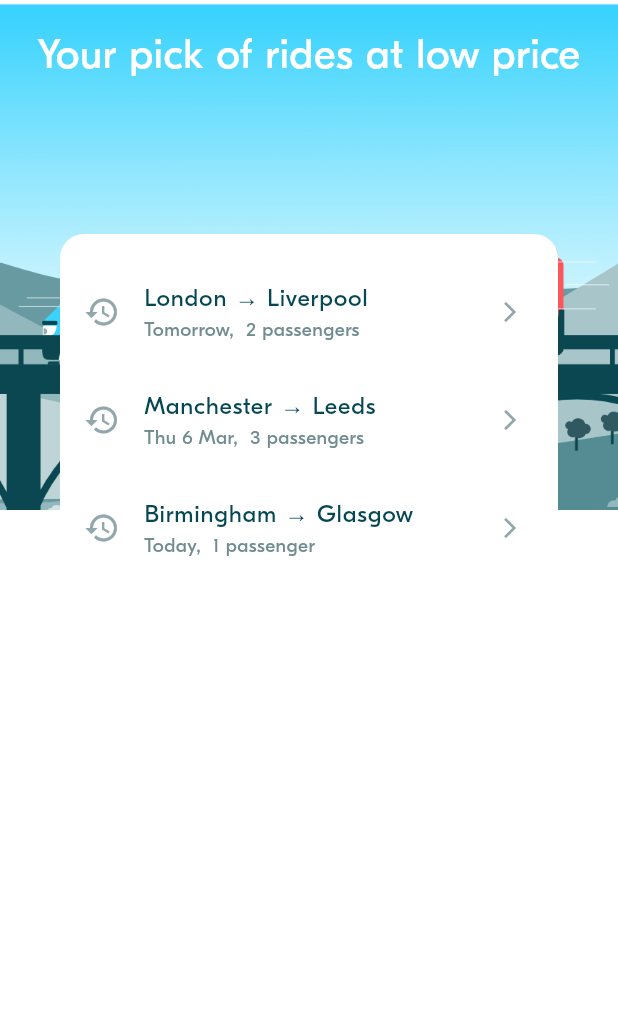
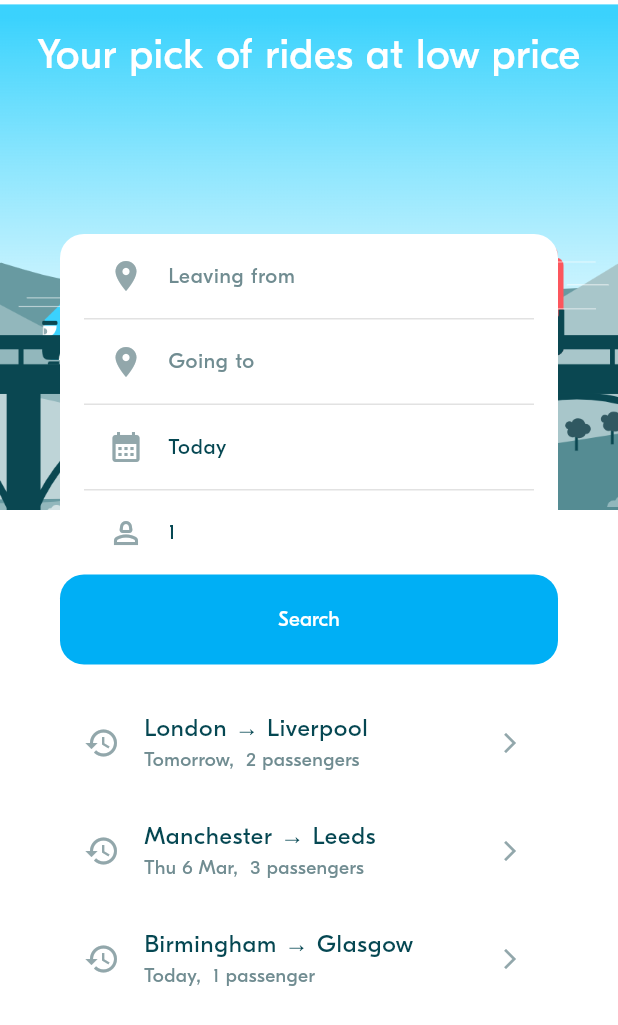
Before and after one commit to ViiSall/BlaBlaCar-Project, a Flutter app: the screen it shows after launch, on a phone screen of 412 x 824 dp. Shown: the top 1025 px of the screen. Run offline on Flutter 3.47's test engine with Material 3 defaults, Android fonts, the phone set to English and light mode, and no system bars; project files that could hold a hidden picture were left out.

Commit message:
BLA-004 - Implement Ride Preferences Form

```diff
--- a/lib/model/ride/locations.dart
+++ b/lib/model/ride/locations.dart
@@ -19,6 +19,11 @@
   final Country country;
 
   const Location({required this.name, required this.country});
+
+  // Copy constructor
+  Location.copy(Location other)
+      : name = other.name,
+        country = other.country;
 
   @override
   bool operator ==(Object other) {
--- a/lib/screens/ride_pref/widgets/ride_pref_form.dart
+++ b/lib/screens/ride_pref/widgets/ride_pref_form.dart
@@ -1,7 +1,13 @@
 import 'package:flutter/material.dart';
+import 'package:week_3_blabla_project/screens/ride_pref/widgets/ride_pref_input_tile.dart';
+import 'package:week_3_blabla_project/utils/date_time_util.dart';
+import 'package:week_3_blabla_project/widgets/inputs/bla_location_picker.dart';
 
 import '../../../model/ride/locations.dart';
 import '../../../model/ride_pref/ride_pref.dart';
+import '../../../theme/theme.dart';
+import '../../../widgets/actions/bla_button.dart';
+import '../../../widgets/display/bla_divider.dart';
 
 ///
 /// A Ride Preference From is a view to select:
@@ -28,8 +34,6 @@
   Location? arrival;
   late int requestedSeats;
 
-
-
   // ----------------------------------
   // Initialize the Form attributes
   // ----------------------------------
@@ -38,17 +42,75 @@
   void initState() {
     super.initState();
     // TODO
+    if (widget.initRidePref != null) {
+      departure = widget.initRidePref!.departure;
+      departureDate = widget.initRidePref!.departureDate;
+      arrival = widget.initRidePref!.arrival;
+      requestedSeats = widget.initRidePref!.requestedSeats;
+    } else {
+      departure = null;
+      departureDate = DateTime.now();
+      arrival = null;
+      requestedSeats = 1; // default
+    }
   }
 
   // ----------------------------------
   // Handle events
   // ----------------------------------
 
+  void onDeparturePressed() async {
+    // Select a location from BlaLocationPicker
+    Location? selectedLocation = await Navigator.of(context).push<Location>(
+        MaterialPageRoute(builder: (ctx) => BlaLocationPicker()));
+
+    // Update the form
+    if (selectedLocation != null) {
+      setState(() {
+        departure = selectedLocation;
+      });
+    }
+  }
+
+  void onArrivalPressed() async {
+    // Select a location from BlaLocationPicker
+    Location? selectedLocation = await Navigator.of(context).push<Location>(
+        MaterialPageRoute(builder: (ctx) => BlaLocationPicker()));
+
+    // Update the form
+    if (selectedLocation != null) {
+      setState(() {
+        arrival = selectedLocation;
+      });
+    }
+  }
+
+  void onSwappingLocationPressed() {
+    setState(() {
+      // Switch only if both departure and arrival are defined
+      if (departure != null && arrival != null) {
+        Location temp = departure!;
+        departure = Location.copy(arrival!);
+        arrival = Location.copy(temp);
+      }
+    });
+  }
 
   // ----------------------------------
   // Compute the widgets rendering
   // ----------------------------------
 
+  String get departureLabel =>
+      departure != null ? departure!.name : "Leaving from";
+  String get arrivalLabel => arrival != null ? arrival!.name : "Going to";
+
+  bool get showDeparturePLaceHolder => departure == null;
+  bool get showArrivalPLaceHolder => arrival == null;
+
+  String get dateLabel => DateTimeUtils.formatDateTime(departureDate);
+  String get numberLabel => requestedSeats.toString();
+
+  bool get switchVisible => arrival != null && departure != null;
 
   // ----------------------------------
   // Build the widgets
@@ -56,10 +118,53 @@
   @override
   Widget build(BuildContext context) {
     return Column(
-        mainAxisAlignment: MainAxisAlignment.start,
-        crossAxisAlignment: CrossAxisAlignment.stretch,
-        children: [
+      mainAxisAlignment: MainAxisAlignment.start,
+      crossAxisAlignment: CrossAxisAlignment.stretch,
+      children: [
+        Padding(
+          padding: EdgeInsets.symmetric(horizontal: BlaSpacings.m),
+          child: Column(
+            children: [
+              // Input the ride departure
+              RidePrefInputTile(
+                isPlaceHolder: showDeparturePLaceHolder,
+                title: departureLabel,
+                leftIcon: Icons.location_on,
+                onPressed: onDeparturePressed,
+                rightIcon: switchVisible ? Icons.swap_vert : null,
+                onRightIconPressed:
+                    switchVisible ? onSwappingLocationPressed : null,
+              ),
+              const BlaDivider(),
 
-        ]);
+              // Input the ride arrival
+              RidePrefInputTile(
+                  isPlaceHolder: showArrivalPLaceHolder,
+                  title: arrivalLabel,
+                  leftIcon: Icons.location_on,
+                  onPressed: onArrivalPressed),
+              const BlaDivider(),
+
+              // Input the ride date
+              RidePrefInputTile(
+                  title: dateLabel,
+                  leftIcon: Icons.calendar_month,
+                  onPressed: () => {}),
+              const BlaDivider(),
+
+              // Input the requested number of seats
+              RidePrefInputTile(
+                title: numberLabel,
+                leftIcon: Icons.person_2_outlined,
+                onPressed: () => {},
+              )
+            ],
+          ),
+        ),
+
+        // Search BlaButton
+        BlaButton(text: 'Search', onPressed: () {}),
+      ],
+    );
   }
 }
--- /dev/null
+++ b/lib/screens/ride_pref/widgets/ride_pref_input_tile.dart
@@ -0,0 +1,49 @@
+import 'package:flutter/material.dart';
+import 'package:week_3_blabla_project/widgets/actions/bla_icon_button.dart';
+
+import '../../../theme/theme.dart';
+
+///
+/// This tile represents a selectable tile on the Ride Preference screen
+///
+class RidePrefInputTile extends StatelessWidget {
+  final String title;
+  final VoidCallback onPressed;
+  final IconData leftIcon;
+
+  // If true the text is displayed ligher
+  final bool isPlaceHolder;
+
+  // A right button can be optionally provided
+  final IconData? rightIcon;
+  final VoidCallback? onRightIconPressed;
+
+  const RidePrefInputTile(
+      {super.key,
+      required this.title,
+      required this.onPressed,
+      required this.leftIcon,
+      this.rightIcon, //   optional
+      this.onRightIconPressed, //   optional
+      this.isPlaceHolder = false});
+
+  @override
+  Widget build(BuildContext context) {
+    Color textColor =
+        isPlaceHolder ? BlaColors.textLight : BlaColors.textNormal;
+
+    return ListTile(
+      onTap: onPressed,
+      title: Text(title,
+          style: BlaTextStyles.button.copyWith(fontSize: 14, color: textColor)),
+      leading: Icon(
+        leftIcon,
+        size: BlaSize.icon,
+        color: BlaColors.iconLight,
+      ),
+      trailing: rightIcon != null
+          ? BlaIconButton(icon: rightIcon, onPressed: onRightIconPressed)
+          : null,
+    );
+  }
+}
--- a/lib/theme/theme.dart
+++ b/lib/theme/theme.dart
@@ -4,18 +4,18 @@
 /// Definition of App colors.
 ///
 class BlaColors {
-  static Color primary            = const Color(0xFF00aff5);
+  static Color primary = const Color(0xFF00aff5);
 
-  static Color backgroundAccent   = const Color(0xFFEDEDED);
+  static Color backgroundAccent = const Color(0xFFEDEDED);
 
-  static Color neutralDark        = const Color(0xFF054752);
-  static Color neutral            = const Color(0xFF3d5c62);
-  static Color neutralLight       = const Color(0xFF708c91);
-  static Color neutralLighter     = const Color(0xFF92A7AB);
+  static Color neutralDark = const Color(0xFF054752);
+  static Color neutral = const Color(0xFF3d5c62);
+  static Color neutralLight = const Color(0xFF708c91);
+  static Color neutralLighter = const Color(0xFF92A7AB);
 
-  static Color greyLight          = const Color(0xFFE2E2E2);
+  static Color greyLight = const Color(0xFFE2E2E2);
 
-  static Color white              = Colors.white;
+  static Color white = Colors.white;
 
   static Color get backGroundColor {
     return BlaColors.primary;
@@ -46,16 +46,16 @@
 /// Definition of App text styles.
 ///
 class BlaTextStyles {
-  static TextStyle heading = TextStyle(fontSize: 28, fontWeight: FontWeight.w500);
+  static TextStyle heading =
+      TextStyle(fontSize: 28, fontWeight: FontWeight.w500);
 
-  static TextStyle body =  TextStyle(fontSize: 16, fontWeight: FontWeight.w400);
+  static TextStyle body = TextStyle(fontSize: 16, fontWeight: FontWeight.w400);
 
-  static TextStyle label =  TextStyle(fontSize: 13, fontWeight: FontWeight.w400);
+  static TextStyle label = TextStyle(fontSize: 13, fontWeight: FontWeight.w400);
 
-  static TextStyle button =  TextStyle(fontSize: 14, fontWeight: FontWeight.w500);
+  static TextStyle button =
+      TextStyle(fontSize: 14, fontWeight: FontWeight.w500);
 }
-
-
 
 ///
 /// Definition of App spacings, in pixels.
@@ -72,12 +72,14 @@
   static const double radiusLarge = 24;
 }
 
-
+class BlaSize {
+  static const double icon = 24;
+}
 
 ///
 /// Definition of App Theme.
 ///
-ThemeData appTheme =  ThemeData(
+ThemeData appTheme = ThemeData(
   fontFamily: 'Eesti',
   scaffoldBackgroundColor: Colors.white,
 );
```
Also changed, not shown: lib/widgets/actions/bla_icon_button.dart (added, +22 -0 lines), lib/widgets/inputs/bla_location_picker.dart (added, +15 -0 lines).
